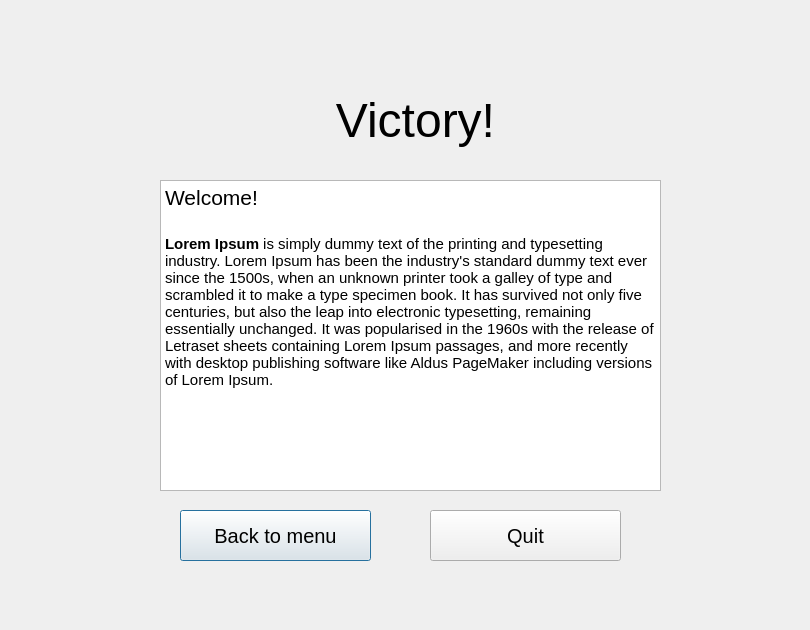
This is Game/windialog.ui in AntonKaara/course-project-game as Qt 5 draws it before an edit. The edited form follows.
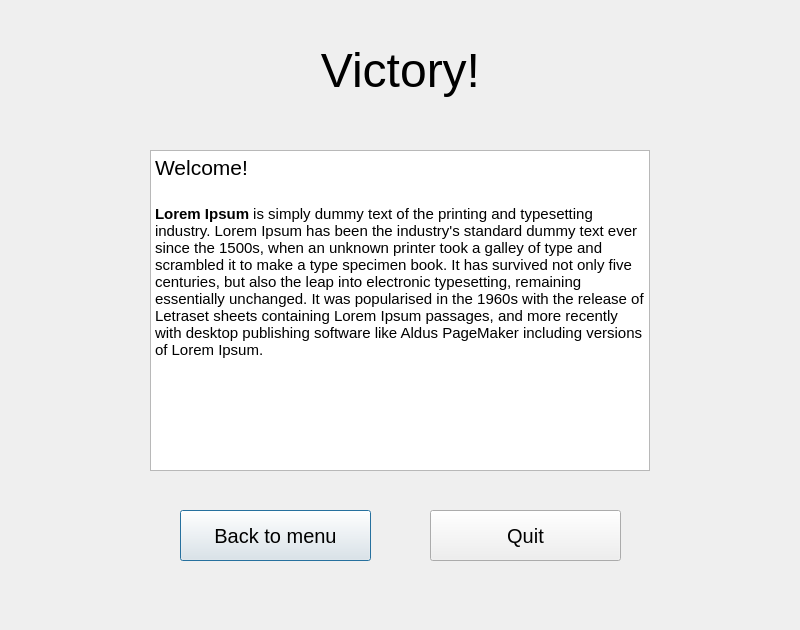
This is the edited form.

```diff
--- a/Game/windialog.ui
+++ b/Game/windialog.ui
@@ -6,7 +6,7 @@
    <rect>
     <x>0</x>
     <y>0</y>
-    <width>810</width>
+    <width>800</width>
     <height>630</height>
    </rect>
   </property>
@@ -16,10 +16,10 @@
   <widget class="QTextBrowser" name="textBrowser">
    <property name="geometry">
     <rect>
-     <x>160</x>
-     <y>180</y>
-     <width>501</width>
-     <height>311</height>
+     <x>150</x>
+     <y>150</y>
+     <width>500</width>
+     <height>321</height>
     </rect>
    </property>
    <property name="html">
@@ -57,9 +57,9 @@
   <widget class="QLabel" name="victoryLabel">
    <property name="geometry">
     <rect>
-     <x>100</x>
-     <y>60</y>
-     <width>631</width>
+     <x>0</x>
+     <y>10</y>
+     <width>801</width>
      <height>121</height>
     </rect>
    </property>
```
Left out of the diff: 2 changed lines with no effect on the pictures.
